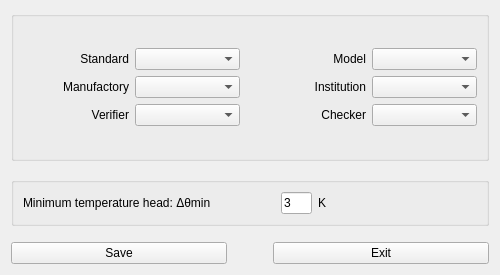
First picture: the form in source/tvercomp/ui/tvercomp_param.ui, repository flimmy78/qtverify, before the edit.
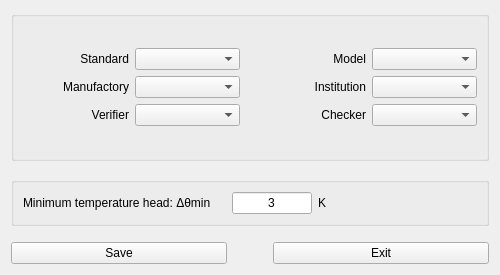
Second picture: the form after the edit. Icons and pictures are not drawn.

Diff of the .ui file:
```diff
--- a/source/tvercomp/ui/tvercomp_param.ui
+++ b/source/tvercomp/ui/tvercomp_param.ui
@@ -171,19 +171,22 @@
         </property>
         <property name="minimumSize">
          <size>
-          <width>31</width>
+          <width>60</width>
           <height>0</height>
          </size>
         </property>
         <property name="maximumSize">
          <size>
-          <width>31</width>
+          <width>80</width>
           <height>16777215</height>
          </size>
         </property>
         <property name="text">
          <string>3</string>
         </property>
+        <property name="alignment">
+         <set>Qt::AlignCenter</set>
+        </property>
        </widget>
       </item>
       <item>
```
